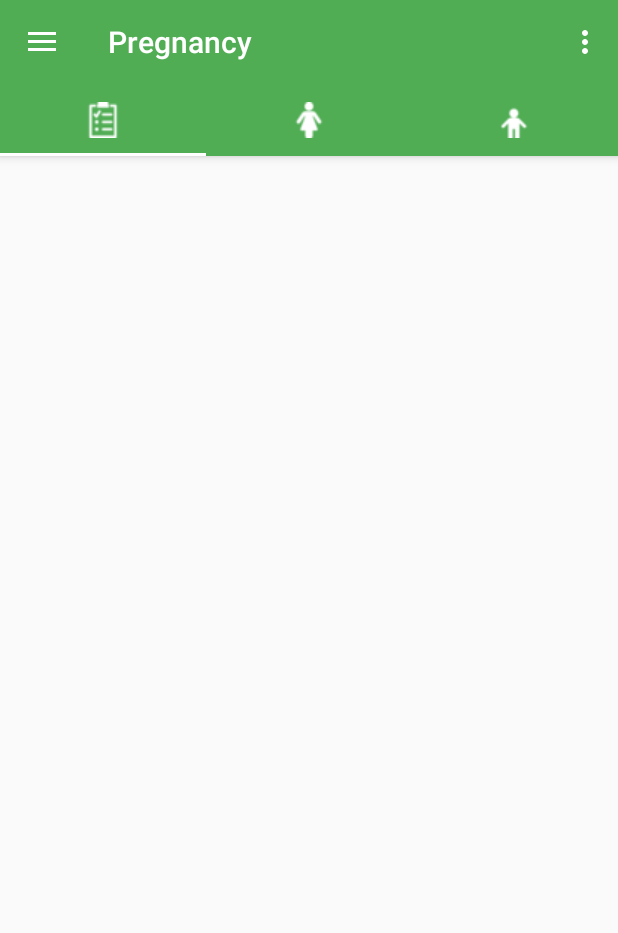
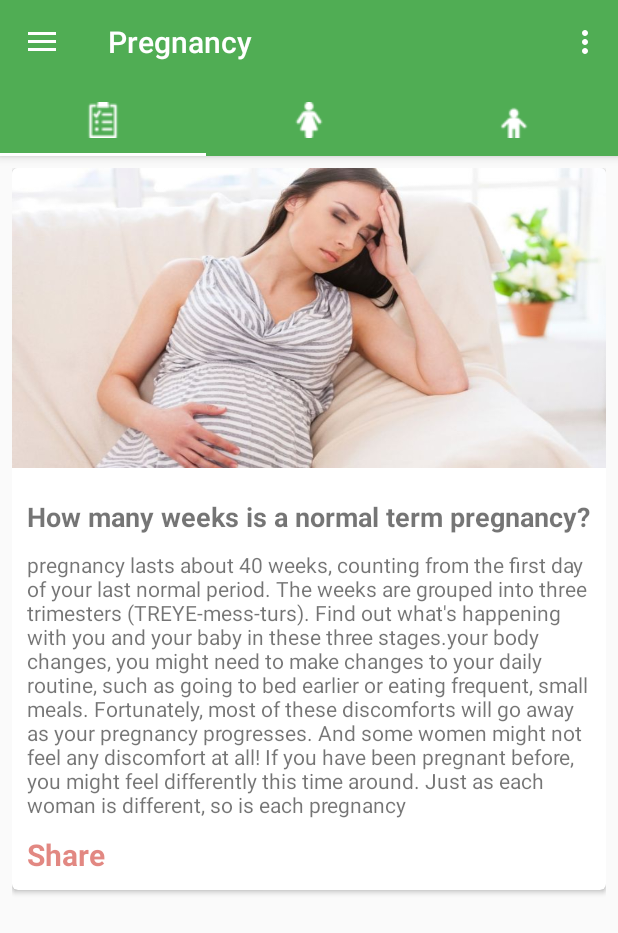
Before and after one commit to saad100104006/AndroidPregnencyApp, an Android app: the screen it shows after launch (MainActivity), on a phone screen of 412 x 824 dp. Shown: the top 933 px of the screen. Run offline under Robolectric (Android 15) with nearby library versions, the phone set to English and light mode, and no system bars.

Commit message:
add cardview

```diff
--- a/app/build.gradle
+++ b/app/build.gradle
@@ -26,6 +26,7 @@ dependencies {
     })
     compile 'com.android.support:appcompat-v7:26.+'
     compile 'com.android.support:design:26.+'
+    compile 'com.android.support:cardview-v7:26.+'
     compile 'com.android.support.constraint:constraint-layout:1.0.2'
     testCompile 'junit:junit:4.12'
 }
--- a/app/src/main/res/layout/fragment_test.xml
+++ b/app/src/main/res/layout/fragment_test.xml
@@ -1,6 +1,77 @@
 <?xml version="1.0" encoding="utf-8"?>
 <LinearLayout xmlns:android="http://schemas.android.com/apk/res/android"
+    xmlns:card_view="http://schemas.android.com/apk/res-auto"
     android:layout_width="match_parent"
-    android:layout_height="match_parent">
+    android:layout_height="match_parent"
+    xmlns:card="http://schemas.android.com/tools"
+    android:orientation="vertical"
+    android:padding="8dp"
+    >
+
+
+    <android.support.v7.widget.CardView
+        android:id="@+id/card_view"
+        android:layout_width="match_parent"
+        android:layout_height="wrap_content"
+        android:layout_gravity="top"
+
+        card:elevation="4dp"
+        card_view:cardCornerRadius="4dp"
+
+        >
+
+        <ImageView
+            android:layout_width="match_parent"
+            android:layout_height="200dp"
+            android:background="@drawable/img1"
+            android:text="Hello Card" />
+
+
+        <LinearLayout
+            android:layout_width="match_parent"
+            android:layout_height="wrap_content"
+            android:layout_marginTop="210dp"
+            android:orientation="vertical"
+            android:padding="10dp">
+
+            <TextView
+                android:layout_width="wrap_content"
+                android:layout_height="wrap_content"
+                android:layout_marginBottom="10dp"
+                android:text="How many weeks is a normal term pregnancy?"
+                android:textSize="18dp"
+                android:textStyle="bold" />
+
+            <TextView
+                android:layout_width="wrap_content"
+                android:layout_height="wrap_content"
+                android:text="pregnancy lasts about 40 weeks, counting from the first day of your last normal period. The weeks are grouped into three trimesters (TREYE-mess-turs). Find out what's happening with you and your baby in these three stages.your body changes, you might need to make changes to your daily routine, such as going to bed earlier or eating frequent, small meals. Fortunately, most of these discomforts will go away as your pregnancy progresses. And some women might not feel any discomfort at all! If you have been pregnant before, you might feel differently this time around. Just as each woman is different, so is each pregnancy"
+                android:textSize="14dp" />
+
+            <LinearLayout
+                android:layout_width="match_parent"
+                android:layout_height="wrap_content"
+                android:orientation="horizontal"
+                android:layout_marginTop="10dp"
+                >
+
+                <TextView
+                    android:layout_width="wrap_content"
+                    android:layout_height="wrap_content"
+                    android:text="Share"
+                    android:textStyle="bold"
+                    android:textSize="20dp"
+                    android:textColor="#87c91f13"
+                    />
+
+
+
+            </LinearLayout>
+
+        </LinearLayout>
+
+
+
+    </android.support.v7.widget.CardView>
 
 </LinearLayout>
```
Also changed, not shown: app/src/main/res/drawable-v21/img1.jpg (added), gradle/wrapper/gradle-wrapper.properties.
